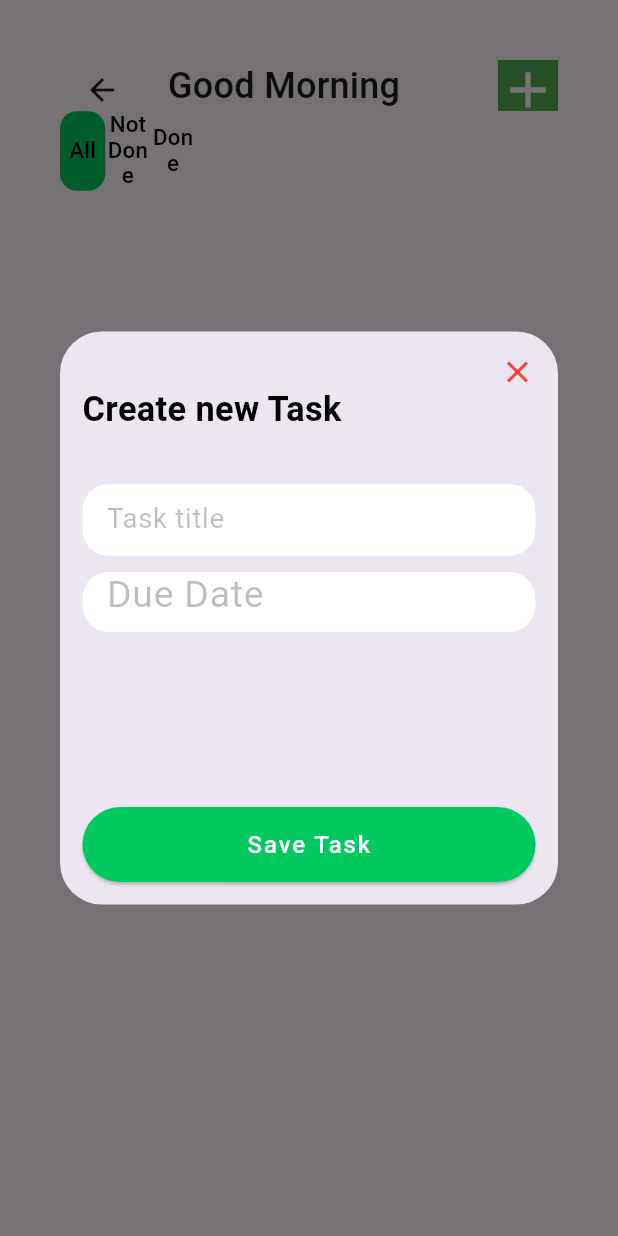
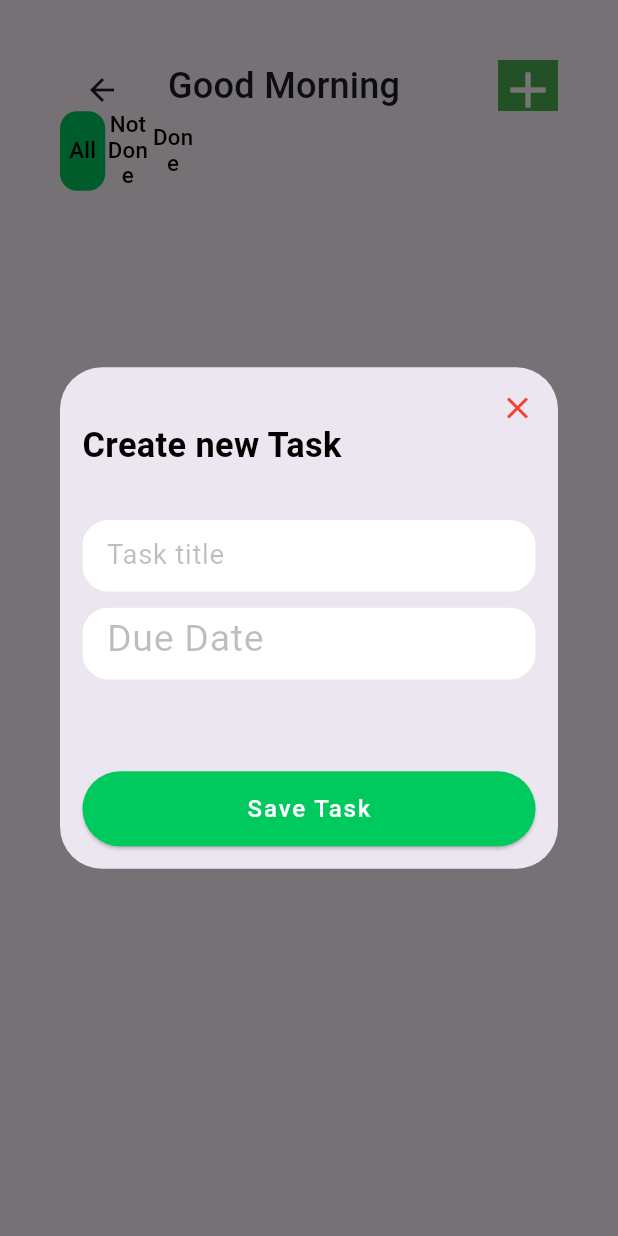
Before and after one commit to Hosam-Shalaby/ropulva_task_app_assesment, a Flutter app: the HomeScreenDesktop screen opened directly, after a tap on the "add" icon, on a phone screen of 412 x 824 dp. Run offline on Flutter 3.47's test engine with Material 3 defaults, Android fonts, the phone set to English and light mode, and no system bars; our stand-ins replace cloud_firestore, firebase_core, flutter_bloc, flutter_screenutil; accounts and stored records are empty.

Commit message:
Responsive for Android and Desktop

```diff
--- a/lib/Data/model/task_model.dart
+++ b/lib/Data/model/task_model.dart
@@ -30,9 +30,3 @@ class TaskModel {
     );
   }
 }
-
-  // String getDate() {
-  //   DateTime datetime = DateTime.fromMillisecondsSinceEpoch(date);
-  //   String formattedDate = DateFormat('yyyy-MM-dd').format(datetime);
-  //   return formattedDate;
-  // }
--- a/lib/Presentation/views/Android/Home View/home_view.dart
+++ b/lib/Presentation/views/Android/Home View/home_view.dart
@@ -15,7 +15,7 @@ class HomeScreenAndroid extends StatelessWidget {
     return BlocBuilder<HomeCubit, HomeState>(
       builder: (context, state) {
         return DefaultTabController(
-          length: 5, // عدد عناصر التبويب
+          length: 5,
           child: Scaffold(
             appBar: PreferredSize(
               preferredSize: Size.fromHeight(80.h),
@@ -30,10 +30,9 @@ class HomeScreenAndroid extends StatelessWidget {
                     labelPadding: EdgeInsets.zero,
                     dividerColor: Colors.transparent,
                     indicator: BoxDecoration(
-                      color: ConstantColors.green, // تعيين لون الخلفية للمؤشر
+                      color: ConstantColors.green,
                       borderRadius: BorderRadius.circular(10.r),
                     ),
-                    // unselectedLabelColor: const Color.fromARGB(255, 18, 109, 60),
                     tabs: const [
                       TabBarItemAndroid(title: 'All'),
                       TabBarItemAndroid(title: 'Not Done'),
--- a/lib/Presentation/views/Desktop/Add Task View/add_task_screen.dart
+++ b/lib/Presentation/views/Desktop/Add Task View/add_task_screen.dart
@@ -17,9 +17,8 @@ class AddTaskScreenDesktop extends StatelessWidget {
   @override
   Widget build(BuildContext context) {
     return SizedBox(
-      height: 320.h,
+      height: 280.h,
       width: 420.0,
-      // padding: const EdgeInsets.all(5),
       child: Padding(
         padding: const EdgeInsets.all(15.0),
         child: Column(
@@ -50,7 +49,7 @@ class AddTaskScreenDesktop extends StatelessWidget {
               height: 40.h,
               child: TextField(
                 style: const TextStyle(
-                    color: Colors.black), // تغيير لون النص للون أزرق
+                    color: Colors.black),
 
                 controller: taskController,
                 decoration: InputDecoration(
@@ -66,7 +65,7 @@ class AddTaskScreenDesktop extends StatelessWidget {
             ),
             SizedBox(height: 9.h),
             SizedBox(
-              height: 40,
+              height: 40.h,
               child: TextField(
                 style: const TextStyle(fontSize: 25, color: Colors.black),
                 controller: dateController,
--- a/lib/Presentation/views/Desktop/Home View/home_view.dart
+++ b/lib/Presentation/views/Desktop/Home View/home_view.dart
@@ -15,7 +15,7 @@ class HomeScreenDesktop extends StatelessWidget {
     return BlocBuilder<HomeCubit, HomeState>(
       builder: (context, state) {
         return DefaultTabController(
-          length: 11, // عدد عناصر التبويب
+          length: 11,
           child: Scaffold(
             appBar: PreferredSize(
               preferredSize: Size.fromHeight(140.h),
@@ -56,10 +56,9 @@ class HomeScreenDesktop extends StatelessWidget {
                     labelPadding: EdgeInsets.zero,
                     dividerColor: Colors.transparent,
                     indicator: BoxDecoration(
-                      color: ConstantColors.green, // تعيين لون الخلفية للمؤشر
+                      color: ConstantColors.green,
                       borderRadius: BorderRadius.circular(10.r),
                     ),
-                    // unselectedLabelColor: const Color.fromARGB(255, 18, 109, 60),
                     tabs: const [
                       TabBarItemDesktop(title: 'All'),
                       TabBarItemDesktop(title: 'Not Done'),
--- a/lib/Presentation/widgets/Android/filter_tasks_list.dart
+++ b/lib/Presentation/widgets/Android/filter_tasks_list.dart
@@ -15,7 +15,6 @@ class FilteredTaskListAndroid extends StatelessWidget {
       builder: (context, state) {
         List<TaskModel> filteredTasks = [];
 
-        // تصفية قائمة المهام بناءً على الفلتر المحدد
         if (state is SuccessState) {
           if (filter == TaskFilter.all) {
             filteredTasks = state.tasks;
--- a/lib/Presentation/widgets/Android/tab_bar_item.dart
+++ b/lib/Presentation/widgets/Android/tab_bar_item.dart
@@ -13,7 +13,6 @@ class TabBarItemAndroid extends StatelessWidget {
 
   @override
   Widget build(BuildContext context) {
-    // var theme = Theme.of(context);
 
     return Container(
 
--- a/lib/Presentation/widgets/Desktop/filter_tasks_list.dart
+++ b/lib/Presentation/widgets/Desktop/filter_tasks_list.dart
@@ -15,7 +15,6 @@ class FilteredTaskListDesktop extends StatelessWidget {
       builder: (context, state) {
         List<TaskModel> filteredTasks = [];
 
-        // تصفية قائمة المهام بناءً على الفلتر المحدد
         if (state is SuccessState) {
           if (filter == TaskFilter.all) {
             filteredTasks = state.tasks;
--- a/lib/Presentation/widgets/Desktop/tab_bar_item.dart
+++ b/lib/Presentation/widgets/Desktop/tab_bar_item.dart
@@ -13,7 +13,6 @@ class TabBarItemDesktop extends StatelessWidget {
 
   @override
   Widget build(BuildContext context) {
-    // var theme = Theme.of(context);
 
     return Container(
 
--- a/lib/Presentation/widgets/Desktop/task_widget.dart
+++ b/lib/Presentation/widgets/Desktop/task_widget.dart
@@ -16,7 +16,6 @@ class TaskWidgetDesktop extends StatelessWidget {
       children: [
         SizedBox(
           height: 100.h,
-          // padding: const EdgeInsets.only(bottom: 400.),
           width: 300.w,
           child: Card(
             elevation: 5,
@@ -28,7 +27,6 @@ class TaskWidgetDesktop extends StatelessWidget {
               ),
               subtitle: Text(
                 'Due Date: ${DateFormat('E yyyy-MM-dd ').format(task.dueDate)}',
-                // style: const TextStyle(color: Colors.black),
               ),
               trailing: Row(
                 crossAxisAlignment: CrossAxisAlignment.start,
```
Also changed, not shown: lib/Presentation/views/Android/Edit Task view/edit_task.dart (+9 -11 lines), lib/Presentation/views/Desktop/Edit Task view/edit_task.dart (+2 -15 lines).
